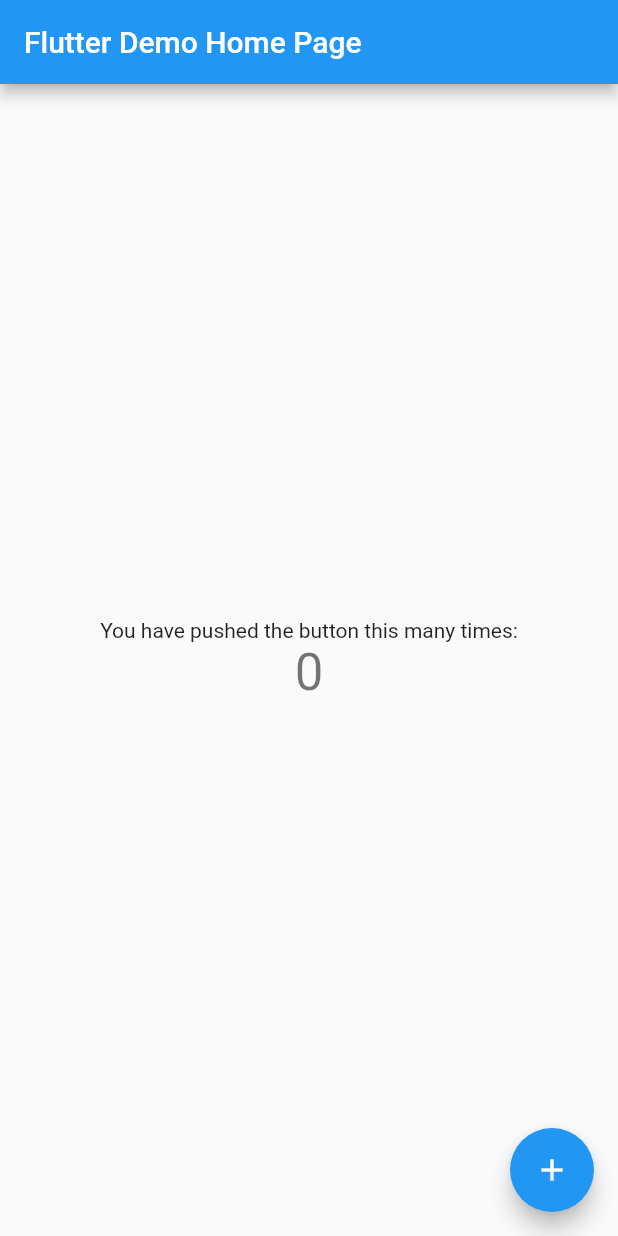
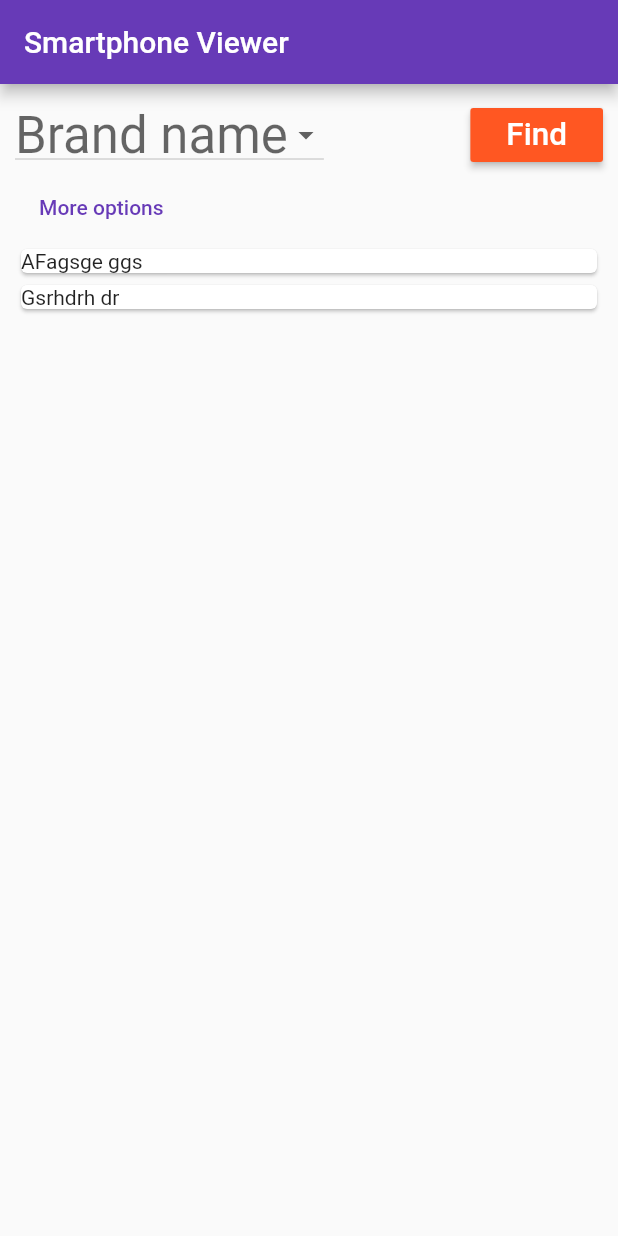
Before and after one commit to vlebedev7/SmartphoneViewer, a Flutter app: the screen it shows after launch, on a phone screen of 412 x 824 dp. Run offline on Flutter 3.47's test engine with Material 2 defaults, Android fonts, the phone set to English and light mode, and no system bars.

Commit message:
show additional parameters and phones list; add models constructors

```diff
--- a/lib/main.dart
+++ b/lib/main.dart
@@ -1,4 +1,6 @@
 import 'package:flutter/material.dart';
+import './phone_api.dart';
+import './models/models.dart';
 
 void main() => runApp(MyApp());
 
@@ -7,30 +9,17 @@ class MyApp extends StatelessWidget {
   @override
   Widget build(BuildContext context) {
     return MaterialApp(
-      title: 'Flutter Demo',
+      title: 'Smartphone Viewer',
       theme: ThemeData(
-        // This is the theme of your application.
-        //
-        // Try running your application with "flutter run". You'll see the
-        // application has a blue toolbar. Then, without quitting the app, try
-        // changing the primarySwatch below to Colors.green and then invoke
-        // "hot reload" (press "r" in the console where you ran "flutter run",
-        // or simply save your changes to "hot reload" in a Flutter IDE).
-        // Notice that the counter didn't reset back to zero; the application
-        // is not restarted.
-        primarySwatch: Colors.blue,
+        primarySwatch: Colors.deepPurple,
       ),
-      home: MyHomePage(title: 'Flutter Demo Home Page'),
+      home: MyHomePage(title: 'Smartphone Viewer'),
     );
   }
 }
 
 class MyHomePage extends StatefulWidget {
   MyHomePage({Key key, this.title}) : super(key: key);
-
-  // This widget is the home page of your application. It is stateful, meaning
-  // that it has a State object (defined below) that contains fields that affect
-  // how it looks.
 
   // This class is the configuration for the state. It holds the values (in this
   // case the title) provided by the parent (in this case the App widget) and
@@ -44,68 +33,118 @@ class MyHomePage extends StatefulWidget {
 }
 
 class _MyHomePageState extends State<MyHomePage> {
-  int _counter = 0;
+  bool _optionsExpanded = false;
+  String brandName;
+  List<Phone> _phones = <Phone>[
+    new Phone('AFagsge ggs'),
+    new Phone('Gsrhdrh dr')
+  ];
+  List<String> _brands = const [
+    "Acer",
+    "Alcatel",
+    "Apple",
+    "Asus",
+    "Blackberry",
+    "Google",
+    "Honor",
+    "HTC",
+    "Huawei",
+    "Lenovo",
+    "LG",
+    "Meizu",
+    "Microsoft",
+    "Motorola",
+    "Nokia",
+    "Oneplus",
+    "Oppo",
+    "Samsung",
+    "Sony",
+    "Vivo",
+    "Xiaomi",
+    "Zte"
+  ];
 
-  void _incrementCounter() {
+  void _onClickFind() {
+    var phones = PhoneApi.getPhones(SearchSettings(brandName ?? ''));
     setState(() {
-      // This call to setState tells the Flutter framework that something has
-      // changed in this State, which causes it to rerun the build method below
-      // so that the display can reflect the updated values. If we changed
-      // _counter without calling setState(), then the build method would not be
-      // called again, and so nothing would appear to happen.
-      _counter++;
+      _phones = phones;
+      _optionsExpanded = false;
     });
   }
 
   @override
   Widget build(BuildContext context) {
-    // This method is rerun every time setState is called, for instance as done
-    // by the _incrementCounter method above.
-    //
-    // The Flutter framework has been optimized to make rerunning build methods
-    // fast, so that you can just rebuild anything that needs updating rather
-    // than having to individually change instances of widgets.
     return Scaffold(
       appBar: AppBar(
-        // Here we take the value from the MyHomePage object that was created by
-        // the App.build method, and use it to set our appbar title.
         title: Text(widget.title),
       ),
-      body: Center(
-        // Center is a layout widget. It takes a single child and positions it
-        // in the middle of the parent.
+      body: Container(
+        margin: EdgeInsets.all(10),
         child: Column(
-          // Column is also layout widget. It takes a list of children and
-          // arranges them vertically. By default, it sizes itself to fit its
-          // children horizontally, and tries to be as tall as its parent.
-          //
-          // Invoke "debug painting" (press "p" in the console, choose the
-          // "Toggle Debug Paint" action from the Flutter Inspector in Android
-          // Studio, or the "Toggle Debug Paint" command in Visual Studio Code)
-          // to see the wireframe for each widget.
-          //
-          // Column has various properties to control how it sizes itself and
-          // how it positions its children. Here we use mainAxisAlignment to
-          // center the children vertically; the main axis here is the vertical
-          // axis because Columns are vertical (the cross axis would be
-          // horizontal).
-          mainAxisAlignment: MainAxisAlignment.center,
-          children: <Widget>[
-            Text(
-              'You have pushed the button this many times:',
-            ),
-            Text(
-              '$_counter',
-              style: Theme.of(context).textTheme.display1,
-            ),
-          ],
-        ),
+            mainAxisAlignment: MainAxisAlignment.start,
+            crossAxisAlignment: CrossAxisAlignment.start,
+            children: <Widget>[
+              Row(
+                mainAxisAlignment: MainAxisAlignment.spaceBetween,
+                children: <Widget>[
+                  DropdownButton<String>(
+                    style: Theme.of(context).textTheme.display1,
+                    hint: Text('Brand name'),
+                    value: null,
+                    onChanged: (newVal) {
+                      setState(() {
+                        brandName = newVal;
+                      });
+                    },
+                    items: _brands.map((String value) {
+                      return new DropdownMenuItem<String>(
+                        value: value,
+                        child: new Text(value),
+                      );
+                    }).toList(),
+                  ),
+                  RaisedButton(
+                    color: Colors.deepOrange,
+                    textTheme: ButtonTextTheme.primary,
+                    onPressed: () {},
+                    child: Text('Find', textScaleFactor: 1.5),
+                  )
+                ],
+              ),
+              Visibility(
+                maintainAnimation: true,
+                maintainState: true,
+                visible: _optionsExpanded,
+                child: Row(
+                    mainAxisAlignment: MainAxisAlignment.start,
+                    children: <Widget>[
+                      Checkbox(
+                        value: false,
+                        onChanged: (_) {},
+                      ),
+                      Text('Setting'),
+                    ]),
+              ),
+              FlatButton(
+                textColor: Theme.of(context).primaryColor,
+                onPressed: () {
+                  setState(() {
+                    _optionsExpanded = !_optionsExpanded;
+                  });
+                },
+                child: Text(_optionsExpanded ? 'Hide options' : 'More options'),
+              ),
+              Expanded(
+                child: ListView(
+                  children: _phones
+                      .map((ph) => Card(
+                            child: Text(ph.title),
+                          ))
+                      .toList(),
+                ),
+              ),
+            ]),
       ),
-      floatingActionButton: FloatingActionButton(
-        onPressed: _incrementCounter,
-        tooltip: 'Increment',
-        child: Icon(Icons.add),
-      ), // This trailing comma makes auto-formatting nicer for build methods.
     );
   }
 }
--- a/lib/models/Phone.dart
+++ b/lib/models/Phone.dart
@@ -2,4 +2,6 @@ part of models;
 
 class Phone {
   String title;
+
+  Phone(this.title);
 }
--- a/lib/models/SearchSettings.dart
+++ b/lib/models/SearchSettings.dart
@@ -1,5 +1,7 @@
 part of models;
 
 class SearchSettings {
-  String brand_name = null;
+  String brandName;
+
+  SearchSettings(this.brandName){}
 }
```
Also changed, not shown: lib/phone_api.dart (+10 -13 lines).
